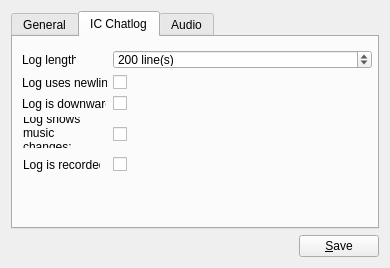
This is res/ui/config_panel.ui in lambdcalculus/AO2-Client as Qt 5 draws it before an edit. The edited form follows.
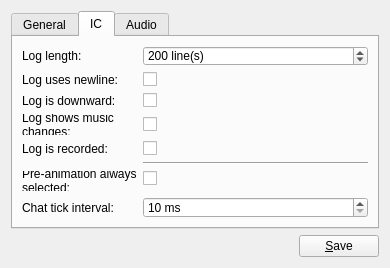
This is the edited form. The open tabs and pages were chosen to show the change.

Commit message: "IC Chatlog"->"IC" config panel widget+Move IC options from General to IC widget

What changed in the file:
```diff
--- a/res/ui/config_panel.ui
+++ b/res/ui/config_panel.ui
@@ -29,7 +29,7 @@
    <item>
     <widget class="QTabWidget" name="tab_widget">
      <property name="currentIndex">
-      <number>0</number>
+      <number>1</number>
      </property>
      <widget class="QWidget" name="tab">
       <attribute name="title">
@@ -123,7 +123,125 @@
          </property>
         </widget>
        </item>
+       <item row="5" column="1">
+        <widget class="QCheckBox" name="server_alerts">
+         <property name="text">
+          <string/>
+         </property>
+        </widget>
+       </item>
        <item row="5" column="0">
+        <widget class="QLabel" name="server_alerts_label">
+         <property name="text">
+          <string>Server alerts:</string>
+         </property>
+        </widget>
+       </item>
+      </layout>
+     </widget>
+     <widget class="QWidget" name="tab_2">
+      <attribute name="title">
+       <string>IC</string>
+      </attribute>
+      <layout class="QFormLayout" name="formLayout_3">
+       <item row="0" column="0">
+        <widget class="QLabel" name="log_length_label">
+         <property name="text">
+          <string>Log length:</string>
+         </property>
+        </widget>
+       </item>
+       <item row="0" column="1">
+        <widget class="QSpinBox" name="log_length">
+         <property name="suffix">
+          <string> line(s)</string>
+         </property>
+         <property name="minimum">
+          <number>0</number>
+         </property>
+         <property name="maximum">
+          <number>10000</number>
+         </property>
+         <property name="value">
+          <number>200</number>
+         </property>
+        </widget>
+       </item>
+       <item row="1" column="0">
+        <widget class="QLabel" name="log_newline_label">
+         <property name="text">
+          <string>Log uses newline:</string>
+         </property>
+        </widget>
+       </item>
+       <item row="1" column="1">
+        <widget class="QCheckBox" name="log_newline">
+         <property name="sizePolicy">
+          <sizepolicy hsizetype="Minimum" vsizetype="Minimum">
+           <horstretch>0</horstretch>
+           <verstretch>0</verstretch>
+          </sizepolicy>
+         </property>
+        </widget>
+       </item>
+       <item row="2" column="0">
+        <widget class="QLabel" name="log_downward_label">
+         <property name="text">
+          <string>Log is downward:</string>
+         </property>
+        </widget>
+       </item>
+       <item row="2" column="1">
+        <widget class="QCheckBox" name="log_downward">
+         <property name="sizePolicy">
+          <sizepolicy hsizetype="Minimum" vsizetype="Minimum">
+           <horstretch>0</horstretch>
+           <verstretch>0</verstretch>
+          </sizepolicy>
+         </property>
+        </widget>
+       </item>
+       <item row="3" column="0">
+        <widget class="QLabel" name="log_music_label">
+         <property name="text">
+          <string>Log shows music changes:</string>
+         </property>
+         <property name="wordWrap">
+          <bool>true</bool>
+         </property>
+        </widget>
+       </item>
+       <item row="3" column="1">
+        <widget class="QCheckBox" name="log_music">
+         <property name="sizePolicy">
+          <sizepolicy hsizetype="Minimum" vsizetype="Minimum">
+           <horstretch>0</horstretch>
+           <verstretch>0</verstretch>
+          </sizepolicy>
+         </property>
+         <property name="text">
+          <string/>
+         </property>
+        </widget>
+       </item>
+       <item row="4" column="0">
+        <widget class="QLabel" name="log_recording_label">
+         <property name="text">
+          <string>Log is recorded:</string>
+         </property>
+        </widget>
+       </item>
+       <item row="4" column="1">
+        <widget class="QCheckBox" name="log_recording">
+         <property name="sizePolicy">
+          <sizepolicy hsizetype="Minimum" vsizetype="Minimum">
+           <horstretch>0</horstretch>
+           <verstretch>0</verstretch>
+          </sizepolicy>
+         </property>
+        </widget>
+       </item>
+       <item row="6" column="0">
         <widget class="QLabel" name="always_pre_label">
          <property name="text">
           <string>Pre-animation always selected:</string>
@@ -133,24 +251,31 @@
          </property>
         </widget>
        </item>
-       <item row="5" column="1">
+       <item row="6" column="1">
         <widget class="QCheckBox" name="always_pre">
          <property name="text">
           <string/>
          </property>
+         <property name="tristate">
+          <bool>false</bool>
+         </property>
         </widget>
        </item>
-       <item row="8" column="0">
+       <item row="5" column="1">
+        <widget class="Line" name="line_2">
+         <property name="orientation">
+          <enum>Qt::Horizontal</enum>
+         </property>
+        </widget>
+       </item>
+       <item row="7" column="0">
         <widget class="QLabel" name="chat_tick_interval_label">
          <property name="text">
           <string>Chat tick interval:</string>
          </property>
-         <property name="wordWrap">
-          <bool>true</bool>
-         </property>
         </widget>
        </item>
-       <item row="8" column="1">
+       <item row="7" column="1">
         <widget class="QSpinBox" name="chat_tick_interval">
          <property name="suffix">
           <string> ms</string>
@@ -163,184 +288,8 @@
          </property>
         </widget>
        </item>
-       <item row="7" column="0">
-        <widget class="QLabel" name="server_alerts_label">
-         <property name="text">
-          <string>Server alerts:</string>
-         </property>
-        </widget>
-       </item>
-       <item row="7" column="1">
-        <widget class="QCheckBox" name="server_alerts">
-         <property name="text">
-          <string/>
-         </property>
-        </widget>
-       </item>
       </layout>
      </widget>
-     <widget class="QWidget" name="tab_2">
-      <attribute name="title">
-       <string>IC Chatlog</string>
-      </attribute>
-      <widget class="QCheckBox" name="log_newline">
-       <property name="geometry">
-        <rect>
-         <x>100</x>
-         <y>38</y>
-         <width>259</width>
-         <height>15</height>
-        </rect>
-       </property>
-       <property name="sizePolicy">
-        <sizepolicy hsizetype="Minimum" vsizetype="Minimum">
-         <horstretch>0</horstretch>
-         <verstretch>0</verstretch>
-        </sizepolicy>
-       </property>
-      </widget>
-      <widget class="QCheckBox" name="log_recording">
-       <property name="geometry">
-        <rect>
-         <x>100</x>
-         <y>120</y>
-         <width>259</width>
-         <height>15</height>
-        </rect>
-       </property>
-       <property name="sizePolicy">
-        <sizepolicy hsizetype="Minimum" vsizetype="Minimum">
-         <horstretch>0</horstretch>
-         <verstretch>0</verstretch>
-        </sizepolicy>
-       </property>
-      </widget>
-      <widget class="QSpinBox" name="log_length">
-       <property name="geometry">
-        <rect>
-         <x>100</x>
-         <y>13</y>
-         <width>259</width>
-         <height>19</height>
-        </rect>
-       </property>
-       <property name="suffix">
-        <string> line(s)</string>
-       </property>
-       <property name="minimum">
-        <number>0</number>
-       </property>
-       <property name="maximum">
-        <number>10000</number>
-       </property>
-       <property name="value">
-        <number>200</number>
-       </property>
-      </widget>
-      <widget class="QLabel" name="log_newline_label">
-       <property name="geometry">
-        <rect>
-         <x>9</x>
-         <y>38</y>
-         <width>85</width>
-         <height>15</height>
-        </rect>
-       </property>
-       <property name="text">
-        <string>Log uses newline:</string>
-       </property>
-      </widget>
-      <widget class="QLabel" name="log_recording_label">
-       <property name="geometry">
-        <rect>
-         <x>10</x>
-         <y>120</y>
-         <width>77</width>
-         <height>15</height>
-        </rect>
-       </property>
-       <property name="text">
-        <string>Log is recorded:</string>
-       </property>
-      </widget>
-      <widget class="QLabel" name="log_length_label">
-       <property name="geometry">
-        <rect>
-         <x>9</x>
-         <y>13</y>
-         <width>54</width>
-         <height>19</height>
-        </rect>
-       </property>
-       <property name="text">
-        <string>Log length:</string>
-       </property>
-      </widget>
-      <widget class="QLabel" name="log_downward_label">
-       <property name="geometry">
-        <rect>
-         <x>9</x>
-         <y>59</y>
-         <width>84</width>
-         <height>15</height>
-        </rect>
-       </property>
-       <property name="text">
-        <string>Log is downward:</string>
-       </property>
-      </widget>
-      <widget class="QCheckBox" name="log_downward">
-       <property name="geometry">
-        <rect>
-         <x>100</x>
-         <y>59</y>
-         <width>259</width>
-         <height>15</height>
-        </rect>
-       </property>
-       <property name="sizePolicy">
-        <sizepolicy hsizetype="Minimum" vsizetype="Minimum">
-         <horstretch>0</horstretch>
-         <verstretch>0</verstretch>
-        </sizepolicy>
-       </property>
-      </widget>
-      <widget class="QCheckBox" name="log_music">
-       <property name="geometry">
-        <rect>
-         <x>100</x>
-         <y>90</y>
-         <width>259</width>
-         <height>15</height>
-        </rect>
-       </property>
-       <property name="sizePolicy">
-        <sizepolicy hsizetype="Minimum" vsizetype="Minimum">
-         <horstretch>0</horstretch>
-         <verstretch>0</verstretch>
-        </sizepolicy>
-       </property>
-       <property name="text">
-        <string/>
-       </property>
-      </widget>
-      <widget class="QLabel" name="log_music_label">
-       <property name="geometry">
-        <rect>
-         <x>10</x>
-         <y>80</y>
-         <width>77</width>
-         <height>31</height>
-        </rect>
-       </property>
-       <property name="text">
-        <string>Log shows music changes:</string>
-       </property>
-       <property name="wordWrap">
-        <bool>true</bool>
-       </property>
-      </widget>
-     </widget>
      <widget class="QWidget" name="tab_3">
       <attribute name="title">
        <string>Audio</string>
```
